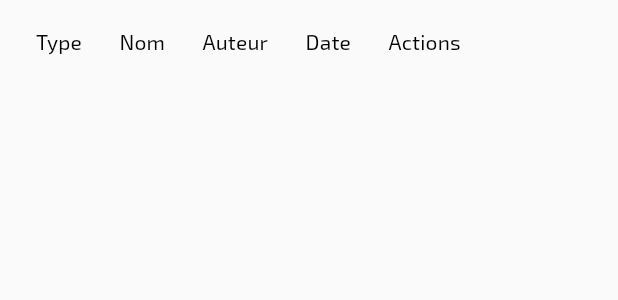
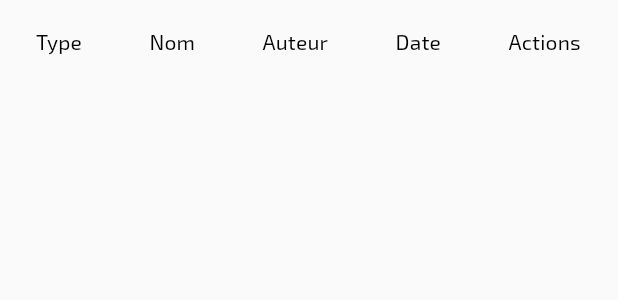
Before and after one commit to Hendremy/StudentLounge-Mobile, a Flutter app: the FileTable widget shown alone on an empty page, opened directly with empty values, on a phone screen of 412 x 824 dp. Shown: the top 300 px of the screen. Run offline on Flutter 3.47's test engine with Material 2 defaults, Android fonts, the phone set to English and light mode, and no system bars; our stand-ins replace bloc, equatable, flutter_bloc, google_nav_bar, google_sign_in, hydrated_bloc; missing offline and left inert: flutter_login_facebook; network calls fail.

Commit message:
Fix url LessonFilesRepository & Ajustage du tableau de fichiers d'une leçon

```diff
--- a/lib/repositories/lesson_files_repository.dart
+++ b/lib/repositories/lesson_files_repository.dart
@@ -22,7 +22,7 @@ class AppLessonFilesRepository extends LessonFilesRepository {
 
   @override
   Future<List<LessonFile>?> getLessonFiles(String lessonId) async {
-    Uri uri = Uri.parse(controllerUrl);
+    Uri uri = Uri.parse("$controllerUrl/Lesson/$lessonId");
     http.Response response = await http.get(uri, headers: jsonHeaders);
     if (response.statusCode == 200) {
       return convertJSONFileList(response.body);
--- a/lib/widgets/file_table.dart
+++ b/lib/widgets/file_table.dart
@@ -14,15 +14,15 @@ class FileTable extends StatefulWidget {
 class _FileTableState extends State<FileTable> {
   final List<DataColumn> columns = <DataColumn>[
     const DataColumn(label: Expanded(child: Text('Type'))),
-    const DataColumn(label: Text('Nom')),
-    const DataColumn(label: Text('Auteur')),
+    const DataColumn(label: Expanded(child: Text('Nom'))),
+    const DataColumn(label: Expanded(child: Text('Auteur'))),
     const DataColumn(label: Expanded(child: Text('Date'))),
-    const DataColumn(label: Text('Actions'))
+    const DataColumn(label: Expanded(child: Text('Actions')))
   ];
 
   @override
   Widget build(BuildContext context) {
-    return DataTable(columnSpacing: 25, columns: columns, rows: <DataRow>[
+    return DataTable(columnSpacing: 45, columns: columns, rows: <DataRow>[
       for (LessonFile file in widget.files) _createFileRow(file)
     ]);
   }
```
